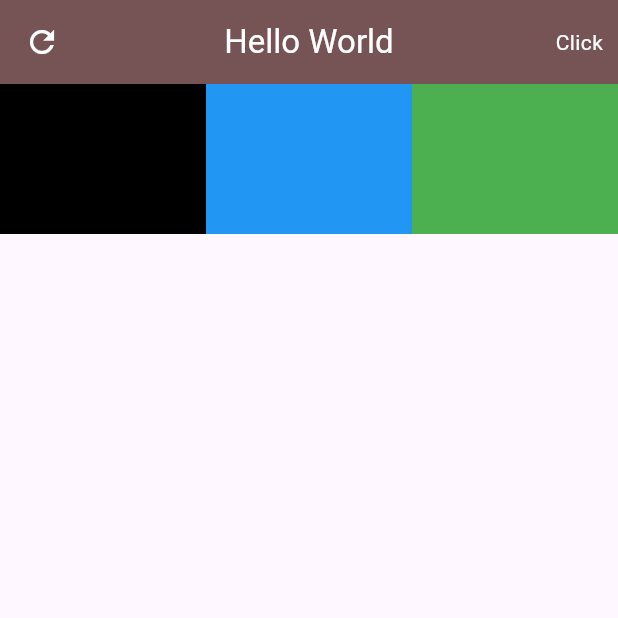
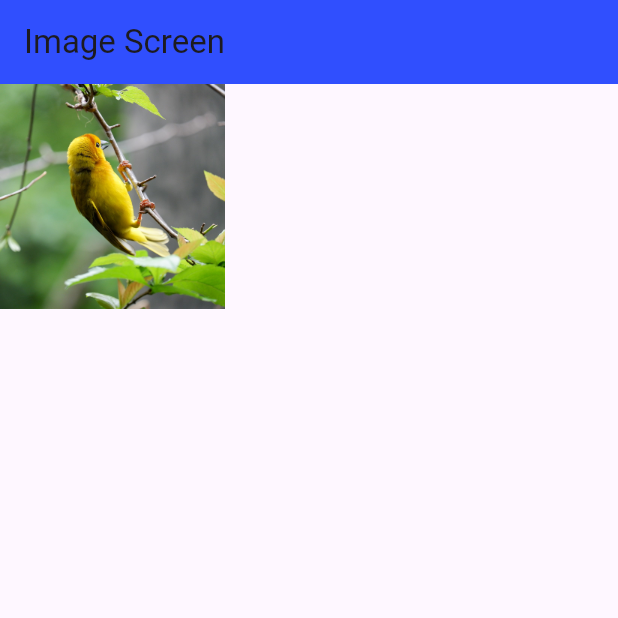
Before and after one commit to devatulparmar/batch6pm25march, a Flutter app: the screen it shows after launch, on a phone screen of 412 x 824 dp, the top half of it. Run offline on Flutter 3.47's test engine with Material 3 defaults, Android fonts, the light colour scheme and no system bars.

Commit message:
cont util, AssetImage,

```diff
--- /dev/null
+++ b/lib/image_screen.dart
@@ -0,0 +1,40 @@
+import 'package:batch6pm25march/utils/const.dart';
+import 'package:flutter/material.dart';
+
+class ImageScreen extends StatefulWidget {
+  const ImageScreen({super.key});
+
+  @override
+  State<ImageScreen> createState() => _ImageScreenState();
+}
+
+class _ImageScreenState extends State<ImageScreen> {
+
+  @override
+  Widget build(BuildContext context) {
+    return Scaffold(
+      appBar: AppBar(
+        title: const Text("Image Screen"),
+      ),
+      body: Column(
+        children: [
+          SizedBox(
+            height: 150,
+            width: 150,
+            child: Image(
+              image: const AssetImage(imgBirdImage),
+              fit: BoxFit.fill,
+              errorBuilder: (BuildContext context, Object obj, StackTrace? sT) {
+                return const Icon(
+                  Icons.image_not_supported,
+                  color: Colors.red,
+                  size: 100,
+                );
+              },
+            ),
+          ),
+        ],
+      ),
+    );
+  }
+}
--- a/lib/main.dart
+++ b/lib/main.dart
@@ -1,8 +1,17 @@
+import 'package:batch6pm25march/image_screen.dart';
+import 'package:batch6pm25march/utils/color_const.dart';
 import 'package:flutter/material.dart';
 
 void main() {
   runApp(
-    const MyApp(),
+    MaterialApp(
+      theme: ThemeData(
+        appBarTheme: const AppBarTheme(
+          color: clrAppBarBackTheme,
+        ),
+      ),
+      home: const ImageScreen(),
+    ),
   );
 }
 
@@ -10,9 +19,9 @@ class MyApp extends StatefulWidget {
   const MyApp({super.key});
 
   @override
-  State<MyApp> createState(){
+  State<MyApp> createState() {
     print("createState method called");
-    return  _MyAppState();
+    return _MyAppState();
   }
 }
 
@@ -78,21 +87,48 @@ class _MyAppState extends State<MyApp> {
         body: Row(
           mainAxisAlignment: MainAxisAlignment.spaceBetween,
           children: [
-            Expanded(
+            // Expanded(
+            //   flex: 1,
+            //   child: Container(
+            //     color: Colors.black,
+            //     height: 100,
+            //     width: 350,
+            //   ),
+            // ),
+            // Expanded(
+            //   flex: 2,
+            //   child: Container(
+            //     color: Colors.blue,
+            //     width: 350,
+            //     height: 100,
+            //   ),
+            // ),
+            // Expanded(
+            //   flex: 3,
+            //   child: Container(
+            //     color: Colors.pink,
+            //     width: 350,
+            //     height: 100,
+            //   ),
+            // ),
+            Flexible(
+              flex: 2,
               child: Container(
-                color: Colors.black,
+                color: Colors.orange,
                 height: 100,
-                width: 350,
-              ),
-            ),
-            Expanded(
-              child: Container(
-                color: Colors.blue,
-                width: 350,
-                height: 100,
+                width: 200,
               ),
             ),
             Flexible(
+              flex: 2,
+              child: Container(
+                color: Colors.blue,
+                height: 100,
+                width: 500,
+              ),
+            ),
+            Flexible(
+              flex: 2,
               child: Container(
                 color: Colors.green,
                 height: 100,
--- /dev/null
+++ b/lib/utils/color_const.dart
@@ -0,0 +1,5 @@
+
+import 'package:flutter/material.dart';
+
+const int clrAppBarTheme = 0XFF304FFE;
+const Color clrAppBarBackTheme = Color(0XFF304FFE);
--- /dev/null
+++ b/lib/utils/const.dart
@@ -0,0 +1,4 @@
+
+import 'dart:ui';
+
+const String imgBirdImage = "images/img1.jpeg";
--- a/pubspec.yaml
+++ b/pubspec.yaml
@@ -59,9 +59,8 @@ flutter:
   uses-material-design: true
 
   # To add assets to your application, add an assets section, like this:
-  # assets:
-  #   - images/a_dot_burr.jpeg
-  #   - images/a_dot_ham.jpeg
+  assets:
+    - images/img1.jpeg
 
   # An image asset can refer to one or more resolution-specific "variants", see
   # https://flutter.dev/assets-and-images/#resolution-aware
```
Also changed, not shown: images/img1.jpeg (added).
